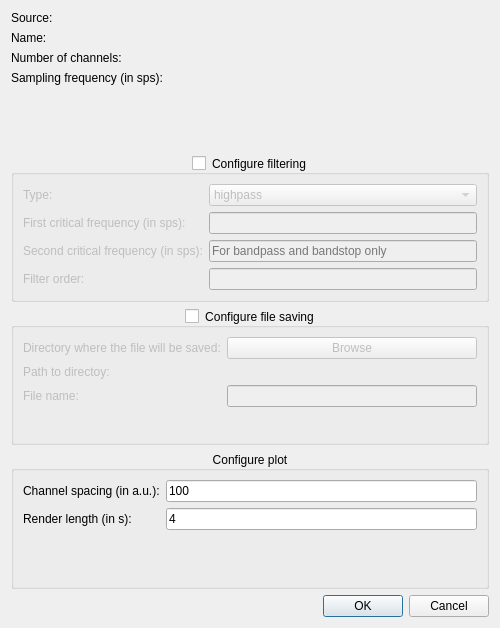
Old version of the form biogui/resources/add_signal_dialog.ui in the repository pulp-bio/biogui.
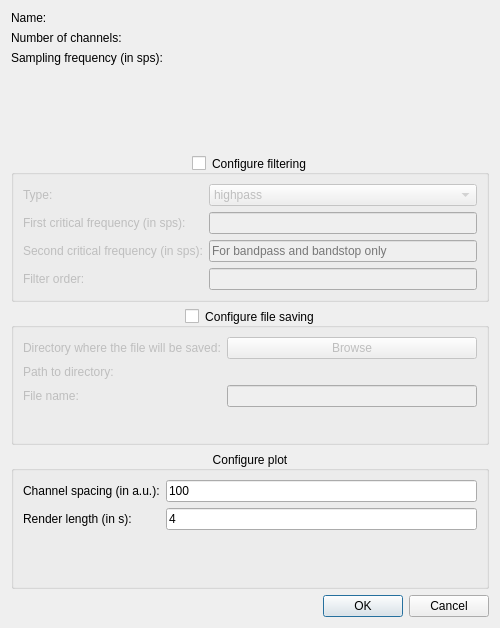
New version of the form.

Diff of the .ui file:
```diff
--- a/biogui/resources/add_signal_dialog.ui
+++ b/biogui/resources/add_signal_dialog.ui
@@ -25,53 +25,39 @@
      <item row="0" column="0">
       <widget class="QLabel" name="label1">
        <property name="text">
-        <string>Source:</string>
+        <string>Name:</string>
+       </property>
+      </widget>
+     </item>
+     <item row="0" column="1">
+      <widget class="QLabel" name="sigNameLabel">
+       <property name="text">
+        <string/>
        </property>
       </widget>
      </item>
      <item row="1" column="0">
       <widget class="QLabel" name="label2">
        <property name="text">
-        <string>Name:</string>
+        <string>Number of channels:</string>
+       </property>
+      </widget>
+     </item>
+     <item row="1" column="1">
+      <widget class="QLabel" name="nChLabel">
+       <property name="text">
+        <string/>
        </property>
       </widget>
      </item>
      <item row="2" column="0">
       <widget class="QLabel" name="label3">
        <property name="text">
-        <string>Number of channels:</string>
-       </property>
-      </widget>
-     </item>
-     <item row="3" column="0">
-      <widget class="QLabel" name="label4">
-       <property name="text">
         <string>Sampling frequency (in sps):</string>
        </property>
       </widget>
      </item>
-     <item row="0" column="1">
-      <widget class="QLabel" name="sourceNameLabel">
-       <property name="text">
-        <string/>
-       </property>
-      </widget>
-     </item>
-     <item row="1" column="1">
-      <widget class="QLabel" name="sigNameLabel">
-       <property name="text">
-        <string/>
-       </property>
-      </widget>
-     </item>
      <item row="2" column="1">
-      <widget class="QLabel" name="nChLabel">
-       <property name="text">
-        <string/>
-       </property>
-      </widget>
-     </item>
-     <item row="3" column="1">
       <widget class="QLabel" name="freqLabel">
        <property name="text">
         <string/>
@@ -99,7 +85,7 @@
      </property>
      <layout class="QFormLayout" name="formLayout2">
       <item row="0" column="0">
-       <widget class="QLabel" name="label5">
+       <widget class="QLabel" name="label4">
         <property name="frameShape">
          <enum>QFrame::NoFrame</enum>
         </property>
@@ -133,7 +119,7 @@
        </widget>
       </item>
       <item row="1" column="0">
-       <widget class="QLabel" name="label6">
+       <widget class="QLabel" name="label5">
         <property name="text">
          <string>First critical frequency (in sps):</string>
         </property>
@@ -150,7 +136,7 @@
        </widget>
       </item>
       <item row="2" column="0">
-       <widget class="QLabel" name="label7">
+       <widget class="QLabel" name="label6">
         <property name="text">
          <string>Second critical frequency (in sps):</string>
         </property>
@@ -170,7 +156,7 @@
        </widget>
       </item>
       <item row="3" column="0">
-       <widget class="QLabel" name="label8">
+       <widget class="QLabel" name="label7">
         <property name="text">
          <string>Filter order:</string>
         </property>
@@ -212,16 +198,16 @@
        </widget>
       </item>
       <item row="1" column="0">
-       <widget class="QLabel" name="label9">
+       <widget class="QLabel" name="label8">
         <property name="text">
          <string>Directory where the file will be saved:</string>
         </property>
        </widget>
       </item>
       <item row="2" column="0">
-       <widget class="QLabel" name="label10">
+       <widget class="QLabel" name="label9">
         <property name="text">
-         <string>Path to directoy:</string>
+         <string>Path to directory:</string>
         </property>
        </widget>
       </item>
@@ -233,7 +219,7 @@
        </widget>
       </item>
       <item row="3" column="0">
-       <widget class="QLabel" name="label11">
+       <widget class="QLabel" name="label10">
         <property name="text">
          <string>File name:</string>
         </property>
@@ -271,7 +257,7 @@
      </property>
      <layout class="QFormLayout" name="formLayout4">
       <item row="0" column="0">
-       <widget class="QLabel" name="label14">
+       <widget class="QLabel" name="label11">
         <property name="text">
          <string>Channel spacing (in a.u.):</string>
         </property>
```
Left out of the diff: 4 changed lines with no effect on the pictures.
